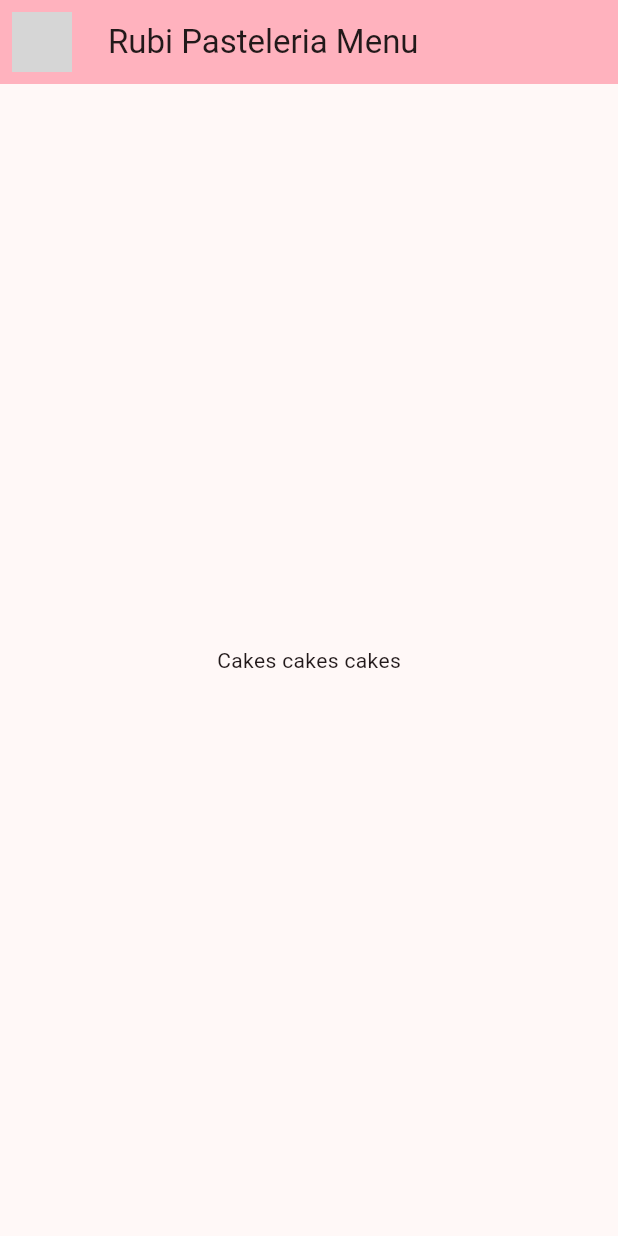
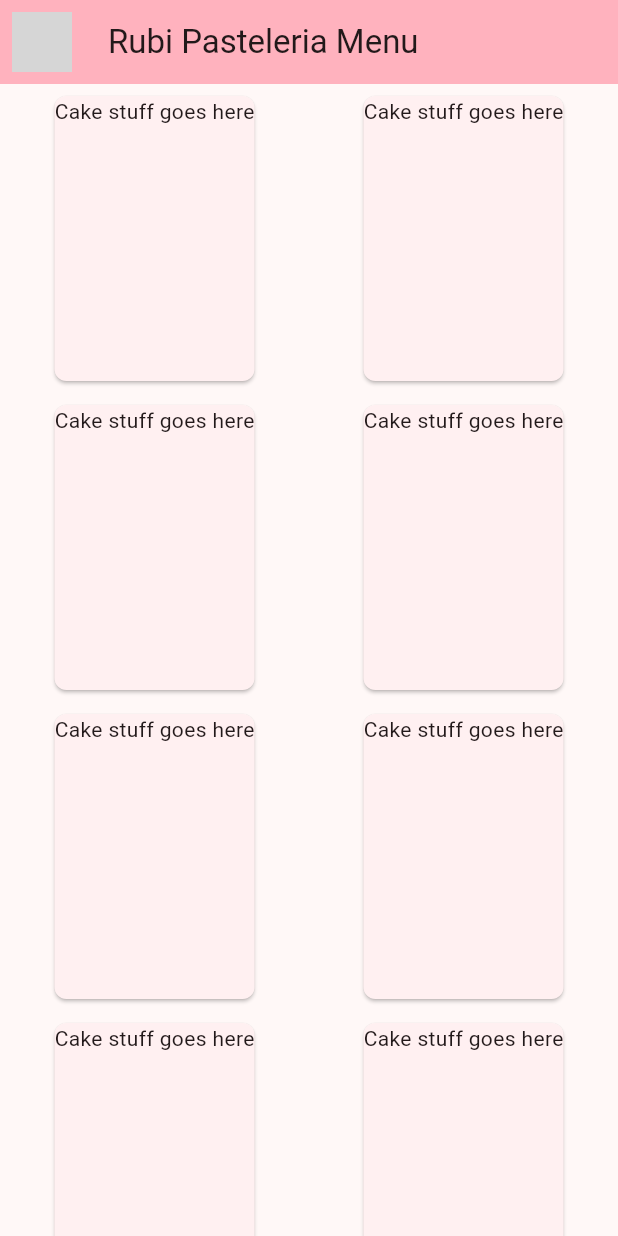
Before and after one commit to AmandaLDelValle/rubipasteleria, a Flutter app: the screen it shows after launch, on a phone screen of 412 x 824 dp. Run offline on Flutter 3.47's test engine with Material 3 defaults, Android fonts, the phone set to English and light mode, and no system bars; our stand-ins replace cloud_firestore, firebase_core; accounts and stored records are empty; grey boxes are pictures that could not be loaded.

Commit message:
Added card to menu screen in a grid :D

```diff
--- a/lib/screens/menu.dart
+++ b/lib/screens/menu.dart
@@ -1,4 +1,6 @@
 import 'package:flutter/material.dart';
+import 'package:rubi_app/widgets/item_card.dart';
+
 
 class MenuScreen extends StatelessWidget {
   const MenuScreen({super.key});
@@ -10,12 +12,25 @@ class MenuScreen extends StatelessWidget {
         backgroundColor: Theme.of(context).colorScheme.inversePrimary,
         leading: Padding(
           padding: const EdgeInsets.all(8.0),
-          child: Image.asset('/Users/amandadelvalle/Documents/rubi_app/rubi_app/lib/assets/rubi_logo.png'),
+          child: Image.asset(
+            '/Users/amandadelvalle/Documents/rubi_app/rubi_app/lib/assets/rubi_logo.png',
+          ),
         ),
         title: const Text('Rubi Pasteleria Menu'),
         // actions: <Widget>[Button(icon: const Icon(Icons.add_alert))],
       ),
-      body: const Center(child: Text('Cakes cakes cakes')),
+      body: GridView.count(
+    crossAxisCount: 2,
+     children: List.generate(100, (index) {
+            return const Center(
+              child: ItemCard(),
+              // child: Text(
+              //   'Cakes cakes cakes',
+              //   style: TextTheme.of(context).headlineSmall,
+              );
+              }),
+      // body: const Center(child: Text('Cakes cakes cakes')),
+      )
     );
   }
 }
--- /dev/null
+++ b/lib/widgets/item_card.dart
@@ -0,0 +1,43 @@
+import 'package:flutter/material.dart';
+import 'package:firebase_core/firebase_core.dart';
+import 'package:cloud_firestore/cloud_firestore.dart';
+
+
+
+final db = FirebaseFirestore.instance;
+  final docRef = db.collection("Users").doc("Gw0v2ReXHqI1NaTuLTFl");
+Future<void> testFirebase() async {
+
+  //print some data
+final docRef = db.collection("Users").doc("Gw0v2ReXHqI1NaTuLTFl");
+docRef.get().then(
+  (DocumentSnapshot doc) {
+    final data = doc.data() as Map<String, dynamic>;
+    print("Firestore is connected!");
+    print(data);
+     },
+  onError: (e) => print("Error getting document: $e"),
+);
+}
+
+
+class ItemCard extends StatelessWidget {
+  const ItemCard({
+    super.key
+  });
+
+  @override
+  Widget build(BuildContext context) {
+    return Card(
+      margin: const EdgeInsets.all(8),
+      shape: RoundedRectangleBorder(
+        borderRadius: BorderRadius.circular(8),
+      ),
+      child: Column(
+                  children: [
+                    Text("Cake stuff goes here"),
+                  ]
+      )
+    );
+  }
+}
--- a/pubspec.yaml
+++ b/pubspec.yaml
@@ -61,8 +61,8 @@ flutter:
   uses-material-design: true
 
   # To add assets to your application, add an assets section, like this:
-  # assets:
-  #   - images/a_dot_burr.jpeg
+  assets:
+    - assets/rubi_logo.png
   #   - images/a_dot_ham.jpeg
 
   # An image asset can refer to one or more resolution-specific "variants", see
```
Also changed, not shown: lib/main.dart (+15 -15 lines), lib/widgets/item.dart (deleted, +0 -18 lines), assets/rubi_logo.png (renamed from lib/assets/rubi_logo.png).
